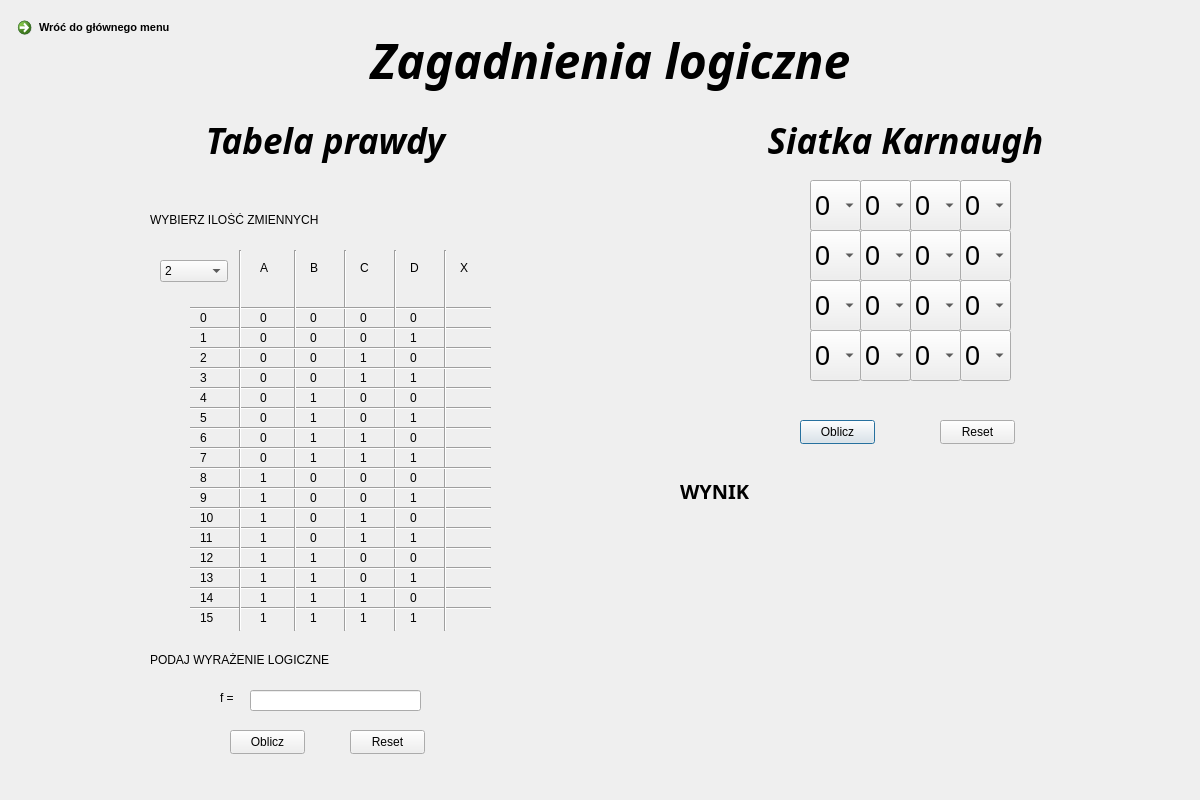
lukaszbladziak5/ICalcThis, file UI/mccluskey.ui: the form before one commit.
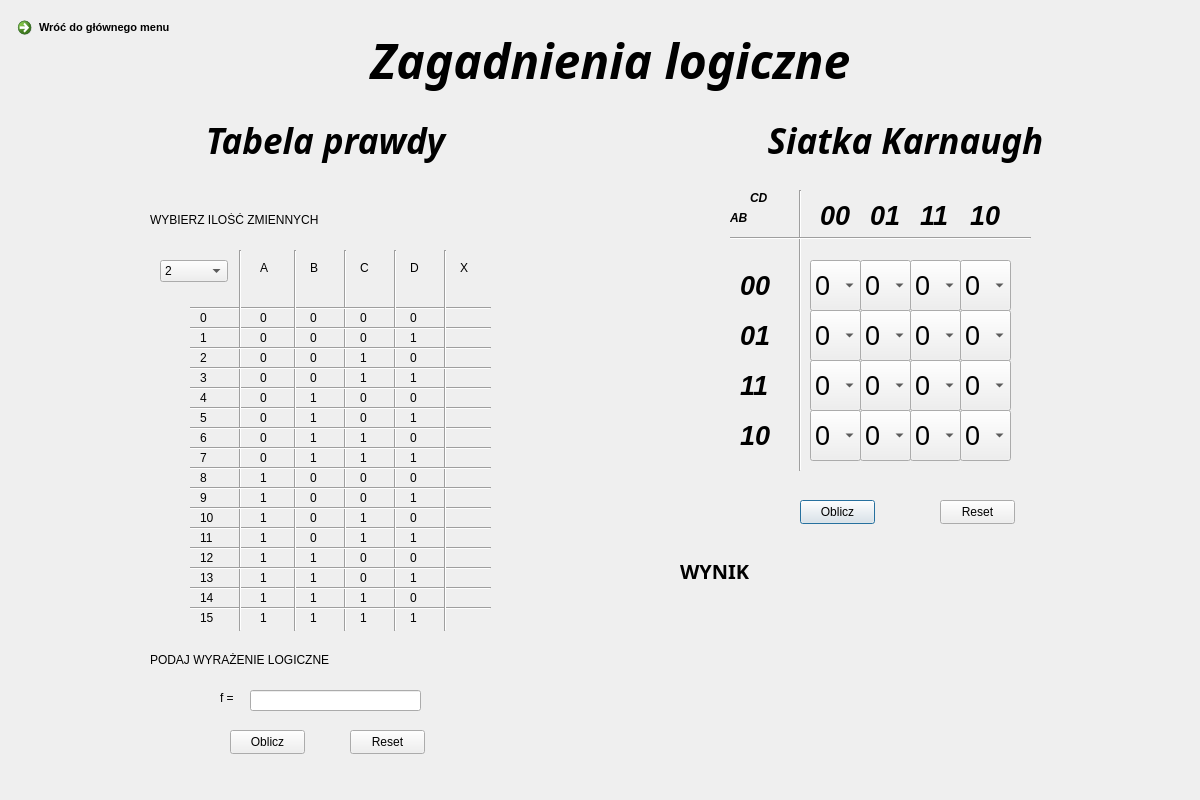
The form after the commit.

The edit to the form file:
```diff
--- a/UI/mccluskey.ui
+++ b/UI/mccluskey.ui
@@ -30,7 +30,7 @@
     <property name="geometry">
      <rect>
       <x>800</x>
-      <y>420</y>
+      <y>500</y>
       <width>75</width>
       <height>24</height>
      </rect>
@@ -43,7 +43,7 @@
     <property name="geometry">
      <rect>
       <x>680</x>
-      <y>470</y>
+      <y>550</y>
       <width>121</width>
       <height>41</height>
      </rect>
@@ -89,7 +89,7 @@
     <property name="geometry">
      <rect>
       <x>940</x>
-      <y>420</y>
+      <y>500</y>
       <width>75</width>
       <height>24</height>
      </rect>
@@ -102,7 +102,7 @@
     <property name="geometry">
      <rect>
       <x>680</x>
-      <y>520</y>
+      <y>600</y>
       <width>461</width>
       <height>81</height>
      </rect>
@@ -120,7 +120,7 @@
     <property name="geometry">
      <rect>
       <x>810</x>
-      <y>180</y>
+      <y>260</y>
       <width>51</width>
       <height>51</height>
      </rect>
@@ -150,7 +150,7 @@
     <property name="geometry">
      <rect>
       <x>860</x>
-      <y>180</y>
+      <y>260</y>
       <width>51</width>
       <height>51</height>
      </rect>
@@ -180,7 +180,7 @@
     <property name="geometry">
      <rect>
       <x>910</x>
-      <y>180</y>
+      <y>260</y>
       <width>51</width>
       <height>51</height>
      </rect>
@@ -210,7 +210,7 @@
     <property name="geometry">
      <rect>
       <x>960</x>
-      <y>180</y>
+      <y>260</y>
       <width>51</width>
       <height>51</height>
      </rect>
@@ -240,7 +240,7 @@
     <property name="geometry">
      <rect>
       <x>810</x>
-      <y>230</y>
+      <y>310</y>
       <width>51</width>
       <height>51</height>
      </rect>
@@ -270,7 +270,7 @@
     <property name="geometry">
      <rect>
       <x>910</x>
-      <y>230</y>
+      <y>310</y>
       <width>51</width>
       <height>51</height>
      </rect>
@@ -300,7 +300,7 @@
     <property name="geometry">
      <rect>
       <x>860</x>
-      <y>230</y>
+      <y>310</y>
       <width>51</width>
       <height>51</height>
      </rect>
@@ -330,7 +330,7 @@
     <property name="geometry">
      <rect>
       <x>960</x>
-      <y>230</y>
+      <y>310</y>
       <width>51</width>
       <height>51</height>
      </rect>
@@ -360,7 +360,7 @@
     <property name="geometry">
      <rect>
       <x>810</x>
-      <y>280</y>
+      <y>360</y>
       <width>51</width>
       <height>51</height>
      </rect>
@@ -390,7 +390,7 @@
     <property name="geometry">
      <rect>
       <x>910</x>
-      <y>280</y>
+      <y>360</y>
       <width>51</width>
       <height>51</height>
      </rect>
@@ -420,7 +420,7 @@
     <property name="geometry">
      <rect>
       <x>860</x>
-      <y>280</y>
+      <y>360</y>
       <width>51</width>
       <height>51</height>
      </rect>
@@ -450,7 +450,7 @@
     <property name="geometry">
      <rect>
       <x>960</x>
-      <y>280</y>
+      <y>360</y>
       <width>51</width>
       <height>51</height>
      </rect>
@@ -480,7 +480,7 @@
     <property name="geometry">
      <rect>
       <x>810</x>
-      <y>330</y>
+      <y>410</y>
       <width>51</width>
       <height>51</height>
      </rect>
@@ -510,7 +510,7 @@
     <property name="geometry">
      <rect>
       <x>910</x>
-      <y>330</y>
+      <y>410</y>
       <width>51</width>
       <height>51</height>
      </rect>
@@ -540,7 +540,7 @@
     <property name="geometry">
      <rect>
       <x>860</x>
-      <y>330</y>
+      <y>410</y>
       <width>51</width>
       <height>51</height>
      </rect>
@@ -570,7 +570,7 @@
     <property name="geometry">
      <rect>
       <x>960</x>
-      <y>330</y>
+      <y>410</y>
       <width>51</width>
       <height>51</height>
      </rect>
@@ -2479,6 +2479,230 @@
      <string>&lt;html&gt;&lt;head/&gt;&lt;body&gt;&lt;p align=&quot;center&quot;&gt;&lt;span style=&quot; font-size:26pt; font-weight:700;&quot;&gt;Siatka Karnaugh&lt;/span&gt;&lt;/p&gt;&lt;/body&gt;&lt;/html&gt;</string>
     </property>
    </widget>
+   <widget class="QLabel" name="label">
+    <property name="geometry">
+     <rect>
+      <x>820</x>
+      <y>200</y>
+      <width>49</width>
+      <height>30</height>
+     </rect>
+    </property>
+    <property name="font">
+     <font>
+      <pointsize>20</pointsize>
+      <italic>true</italic>
+      <bold>true</bold>
+     </font>
+    </property>
+    <property name="text">
+     <string>00</string>
+    </property>
+   </widget>
+   <widget class="QLabel" name="label_2">
+    <property name="geometry">
+     <rect>
+      <x>870</x>
+      <y>200</y>
+      <width>49</width>
+      <height>30</height>
+     </rect>
+    </property>
+    <property name="font">
+     <font>
+      <pointsize>20</pointsize>
+      <italic>true</italic>
+      <bold>true</bold>
+     </font>
+    </property>
+    <property name="text">
+     <string>01</string>
+    </property>
+   </widget>
+   <widget class="QLabel" name="label_3">
+    <property name="geometry">
+     <rect>
+      <x>920</x>
+      <y>200</y>
+      <width>49</width>
+      <height>30</height>
+     </rect>
+    </property>
+    <property name="font">
+     <font>
+      <pointsize>20</pointsize>
+      <italic>true</italic>
+      <bold>true</bold>
+     </font>
+    </property>
+    <property name="text">
+     <string>11</string>
+    </property>
+   </widget>
+   <widget class="QLabel" name="label_4">
+    <property name="geometry">
+     <rect>
+      <x>970</x>
+      <y>200</y>
+      <width>49</width>
+      <height>30</height>
+     </rect>
+    </property>
+    <property name="font">
+     <font>
+      <pointsize>20</pointsize>
+      <italic>true</italic>
+      <bold>true</bold>
+     </font>
+    </property>
+    <property name="text">
+     <string>10</string>
+    </property>
+   </widget>
+   <widget class="QLabel" name="label_5">
+    <property name="geometry">
+     <rect>
+      <x>740</x>
+      <y>270</y>
+      <width>49</width>
+      <height>30</height>
+     </rect>
+    </property>
+    <property name="font">
+     <font>
+      <pointsize>20</pointsize>
+      <italic>true</italic>
+      <bold>true</bold>
+     </font>
+    </property>
+    <property name="text">
+     <string>00</string>
+    </property>
+   </widget>
+   <widget class="QLabel" name="label_6">
+    <property name="geometry">
+     <rect>
+      <x>740</x>
+      <y>320</y>
+      <width>49</width>
+      <height>30</height>
+     </rect>
+    </property>
+    <property name="font">
+     <font>
+      <pointsize>20</pointsize>
+      <italic>true</italic>
+      <bold>true</bold>
+     </font>
+    </property>
+    <property name="text">
+     <string>01</string>
+    </property>
+   </widget>
+   <widget class="QLabel" name="label_7">
+    <property name="geometry">
+     <rect>
+      <x>740</x>
+      <y>370</y>
+      <width>49</width>
+      <height>30</height>
+     </rect>
+    </property>
+    <property name="font">
+     <font>
+      <pointsize>20</pointsize>
+      <italic>true</italic>
+      <bold>true</bold>
+     </font>
+    </property>
+    <property name="text">
+     <string>11</string>
+    </property>
+   </widget>
+   <widget class="QLabel" name="label_15">
+    <property name="geometry">
+     <rect>
+      <x>740</x>
+      <y>420</y>
+      <width>49</width>
+      <height>30</height>
+     </rect>
+    </property>
+    <property name="font">
+     <font>
+      <pointsize>20</pointsize>
+      <italic>true</italic>
+      <bold>true</bold>
+     </font>
+    </property>
+    <property name="text">
+     <string>10</string>
+    </property>
+   </widget>
+   <widget class="QLabel" name="label_16">
+    <property name="geometry">
+     <rect>
+      <x>730</x>
+      <y>210</y>
+      <width>49</width>
+      <height>16</height>
+     </rect>
+    </property>
+    <property name="font">
+     <font>
+      <italic>true</italic>
+      <bold>true</bold>
+     </font>
+    </property>
+    <property name="text">
+     <string>AB</string>
+    </property>
+   </widget>
+   <widget class="QLabel" name="label_17">
+    <property name="geometry">
+     <rect>
+      <x>750</x>
+      <y>190</y>
+      <width>49</width>
+      <height>16</height>
+     </rect>
+    </property>
+    <property name="font">
+     <font>
+      <italic>true</italic>
+      <bold>true</bold>
+     </font>
+    </property>
+    <property name="text">
+     <string>CD</string>
+    </property>
+   </widget>
+   <widget class="Line" name="line_43">
+    <property name="geometry">
+     <rect>
+      <x>780</x>
+      <y>190</y>
+      <width>41</width>
+      <height>281</height>
+     </rect>
+    </property>
+    <property name="orientation">
+     <enum>Qt::Vertical</enum>
+    </property>
+   </widget>
+   <widget class="Line" name="line_44">
+    <property name="geometry">
+     <rect>
+      <x>730</x>
+      <y>230</y>
+      <width>301</width>
+      <height>16</height>
+     </rect>
+    </property>
+    <property name="orientation">
+     <enum>Qt::Horizontal</enum>
+    </property>
+   </widget>
   </widget>
  </widget>
  <resources/>
```
